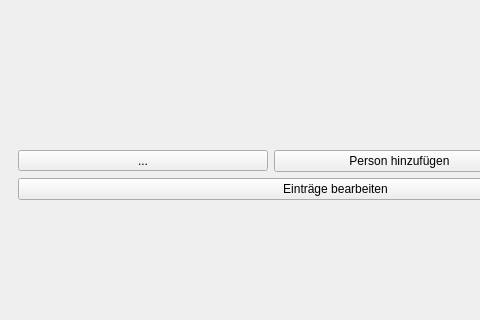
Before: the Qt Designer form mainwindow.ui in green-lion-racing/glr-database, drawn with Qt 5; both pictures show x 0 to 480 and y 207 to 527 of the 1312 by 768 pixel window.
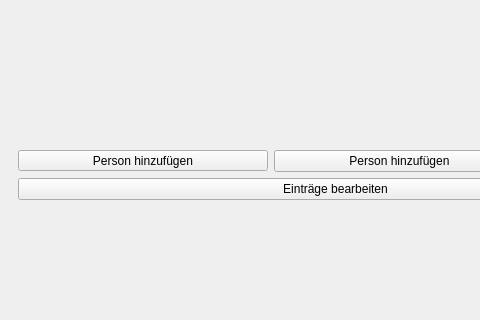
After: the same form once the commit is applied. Custom widgets are drawn as their Qt base class.

Commit message: Changed icon icon_person.png adjusted the size of the icon in toolButton (mainwindow.cpp)

```diff
--- a/mainwindow.ui
+++ b/mainwindow.ui
@@ -35,7 +35,7 @@
                </sizepolicy>
               </property>
               <property name="text">
-               <string>...</string>
+               <string>Person hinzufügen</string>
               </property>
               <property name="toolButtonStyle">
                <enum>Qt::ToolButtonTextUnderIcon</enum>
```
Left out of the diff: 2 changed lines with no effect on the pictures. The commit also changes 3 other files.
